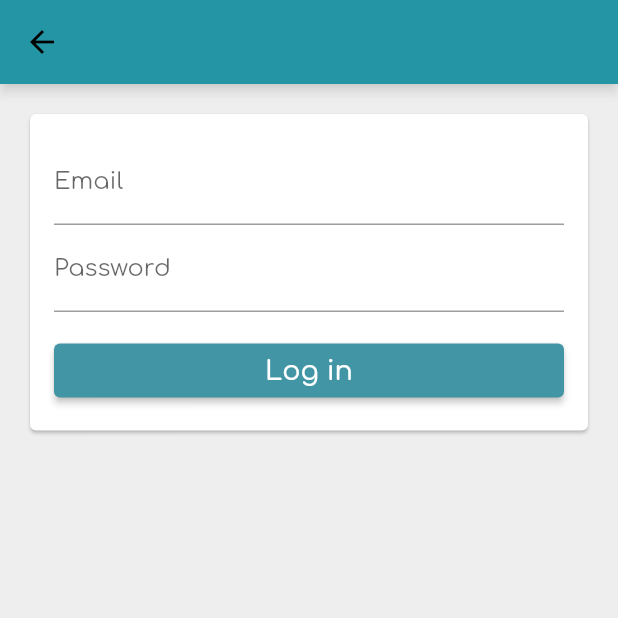
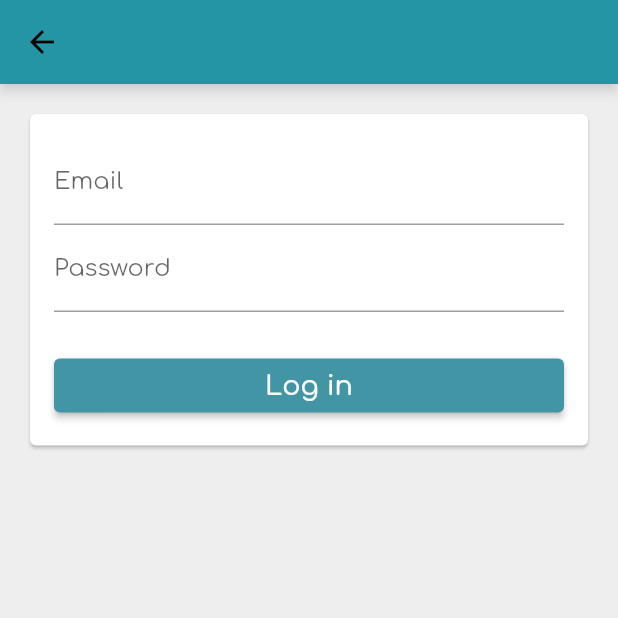
Before and after one commit to didrikeilertsen/easyTask, a Flutter app: the LogInScreen screen opened by its route, on a phone screen of 412 x 824 dp, the top half of it. Run offline on Flutter 3.47's test engine with Material 2 defaults, Android fonts, the phone set to English and light mode, and no system bars; our stand-ins replace firebase_auth, firebase_core, google_sign_in, phosphor_flutter, string_validator, table_calendar; missing offline and left inert: flutter_login_facebook; accounts and stored records are empty; network calls fail.

Commit message:
Minor update to loginscreen

```diff
--- a/project/lib/main.dart
+++ b/project/lib/main.dart
@@ -1,6 +1,6 @@
 import 'package:firebase_core/firebase_core.dart';
 import 'package:flutter/material.dart';
-import 'package:project/services/RouteGenerator.dart';
+import 'package:project/services/routeGenerator.dart';
 import 'package:project/screens/project/create_project_screen.dart';
 import 'package:project/static_data/example_data.dart';
 import 'package:project/styles/themes.dart';
--- a/project/lib/screens/project/project_overview_screen.dart
+++ b/project/lib/screens/project/project_overview_screen.dart
@@ -28,7 +28,9 @@ class ProjectOverviewScreen extends StatelessWidget {
         actions: [
           // TODO: Add action to button.
           AppBarButton(
-            handler: () {},
+            handler: () {
+              Navigator.of(context).pushNamed('/createProject');
+            },
             tooltip: "Add new project",
             icon: PhosphorIcons.plus,
           )
--- a/project/lib/screens/sign_in/loginScreen.dart
+++ b/project/lib/screens/sign_in/loginScreen.dart
@@ -16,8 +16,6 @@ class _LogInScreenState extends State<LogInScreen> {
   final TextEditingController _emailController = TextEditingController();
   final TextEditingController _passwordController = TextEditingController();
 
-
-  //TODO: trenger ikke all funksjonalitet her
   bool _submittedWithValidData = false;
   bool _submitButtonPressed = false;
 
@@ -42,7 +40,7 @@ class _LogInScreenState extends State<LogInScreen> {
                 children: [
                   _buildEmailInput(),
                   _buildPasswordInput(),
-                  const SizedBox(height: 15),
+                  const SizedBox(height: 25),
                   _submittedWithValidData
                       ? _buildLoadingCircle()
                       : _buildSubmitButton()
--- a/project/lib/services/RouteGenerator.dart
+++ b/project/lib/services/routeGenerator.dart
@@ -1,4 +1,5 @@
 import 'package:flutter/material.dart';
+import 'package:project/screens/project/create_project_screen.dart';
 import 'package:project/screens/project/project_overview_screen.dart';
 import 'package:project/screens/project_calendar_screen.dart';
 import 'package:project/screens/sign_in/landing_screen.dart';
@@ -25,7 +26,6 @@ class RouteGenerator {
 
     switch (settings.name) {
       case '/landingScreen':
-        //return MaterialPageRoute(builder: (_) => LandingScreen(auth: Auth(),));
         return MaterialPageRoute(builder: (_) => LandingScreen(auth: Auth()));
 
       case '/registrationScreen':
@@ -36,6 +36,9 @@ class RouteGenerator {
 
       case '/tasks':
         return MaterialPageRoute(builder: (_) => const TaskOverviewScreen());
+
+      case '/createProject':
+        return MaterialPageRoute(builder: (_) => const CreateProjectScreen());
 
       case '/projects':
         return MaterialPageRoute(builder: (_) => const ProjectOverviewScreen());
```
Also changed, not shown: project/lib/screens/sign_in/registration_screen.dart (+3 -5 lines).
